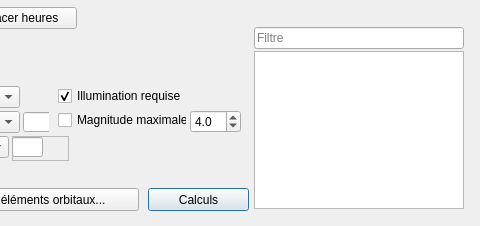
This is src/interface/onglets/previsions/calculsprevisions.ui in mconsidine/previsat_archive as Qt 5 draws it before an edit; both pictures show x 312 to 792 and y 0 to 226 of the 792 by 226 pixel window. The edited form follows.
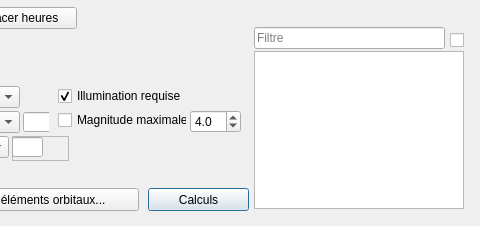
This is the edited form.

Commit message: Ajout des cases a cocher pour afficher les satellites qui sont coches dans les listes

```diff
--- a/src/interface/onglets/previsions/calculsprevisions.ui
+++ b/src/interface/onglets/previsions/calculsprevisions.ui
@@ -710,7 +710,7 @@
     <rect>
      <x>566</x>
      <y>27</y>
-     <width>210</width>
+     <width>191</width>
      <height>22</height>
     </rect>
    </property>
@@ -804,6 +804,19 @@
     <string>Mettre à jour les éléments orbitaux...</string>
    </property>
   </widget>
+  <widget class="QCheckBox" name="satellitesChoisis">
+   <property name="geometry">
+    <rect>
+     <x>762</x>
+     <y>30</y>
+     <width>21</width>
+     <height>20</height>
+    </rect>
+   </property>
+   <property name="text">
+    <string/>
+   </property>
+  </widget>
  </widget>
  <resources/>
  <connections/>
```
The commit also changes 16 other files.
